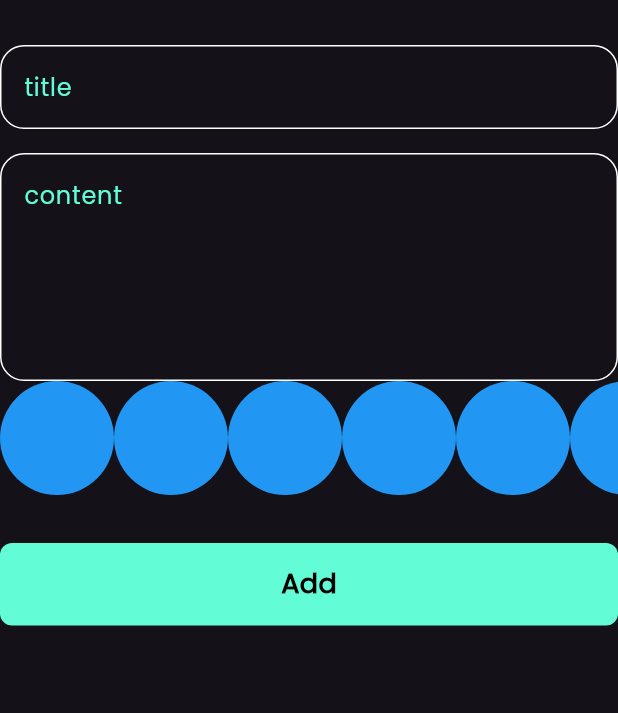
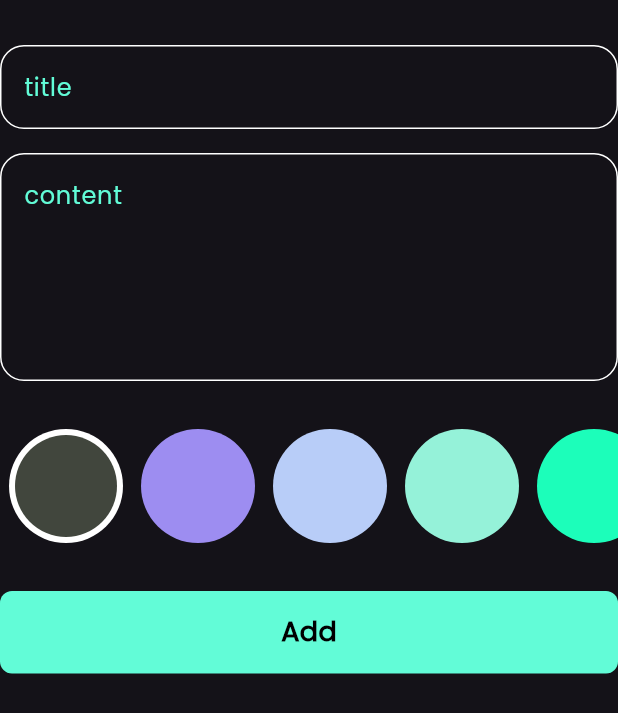
Before and after one commit to marinareda755/notes_app, a Flutter app: the AddNoteForm widget shown alone on an empty page, opened directly, on a phone screen of 412 x 824 dp. Shown: the top 713 px of the screen. Run offline on Flutter 3.47's test engine with Material 3 defaults, Android fonts, the phone set to English and light mode, and no system bars; our stand-ins replace bloc, flutter_bloc, font_awesome_flutter, hive, hive_flutter, modal_progress_hud_nsn; accounts and stored records are empty.

Commit message:
colors list view part 2

```diff
--- a/lib/widgets/add_note_form.dart
+++ b/lib/widgets/add_note_form.dart
@@ -47,6 +47,9 @@ class _AddNoteFormState extends State<AddNoteForm> {
             hint: 'content',
             maxLines: 5,
           ),
+            const SizedBox(
+            height: 32,
+          ),
            const ColorsListView(),
           const SizedBox(
             height: 32,
--- a/lib/widgets/colors_list_view.dart
+++ b/lib/widgets/colors_list_view.dart
@@ -1,29 +1,64 @@
 import 'package:flutter/material.dart';
 
 class ColorItem extends StatelessWidget {
-  const ColorItem({super.key});
+  const ColorItem({super.key, required this.isActive, required this.color});
+  final bool isActive;
+  final Color color;
 
   @override
   Widget build(BuildContext context) {
-    return const CircleAvatar(
+    return isActive
+        ?  CircleAvatar(
             radius: 38,
-      backgroundColor: Colors.blue,
+            backgroundColor: Colors.white,
+            child: CircleAvatar(
+              radius: 34,
+              backgroundColor: color,
+            ),
+          )
+        :  CircleAvatar(
+            radius: 38,
+            backgroundColor:color,
           );
   }
 }
 
-class ColorsListView extends StatelessWidget {
+class ColorsListView extends StatefulWidget {
   const ColorsListView({super.key});
 
   @override
+  State<ColorsListView> createState() => _ColorsListViewState();
+}
+
+class _ColorsListViewState extends State<ColorsListView> {
+  int currentIndex = 0;
+  List<Color> colors = const[
+    Color(0xff41463d),
+    Color(0xff9d8df1),
+    Color(0xffb8cdf8),
+    Color(0xff95f2d9),
+    Color(0xff1cfeba),
+  ];
+  @override
   Widget build(BuildContext context) {
     return SizedBox(
-      height:38*2 ,
+      height: 38 * 2,
       child: ListView.builder(
-        itemCount: 10,
+          itemCount: colors.length,
           scrollDirection: Axis.horizontal,
           itemBuilder: (context, index) {
-        return const ColorItem();
+            return Padding(
+              padding: const EdgeInsets.symmetric(horizontal: 6),
+              child: GestureDetector(
+                onTap: () {
+                  currentIndex = index;
+                  setState(() {});
+                },
+                child: ColorItem(
+                  isActive: currentIndex == index, color: colors[index],
+                ),
+              ),
+            );
           }),
     );
   }
```
Lines whose indentation alone changed are shown as unchanged.
